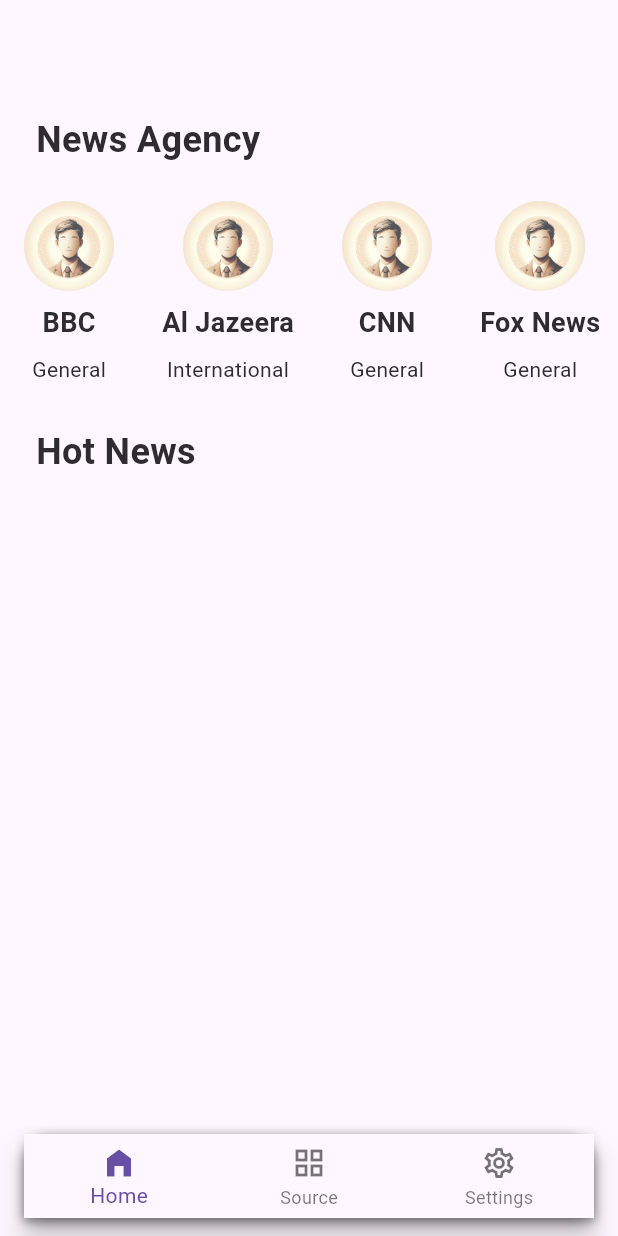
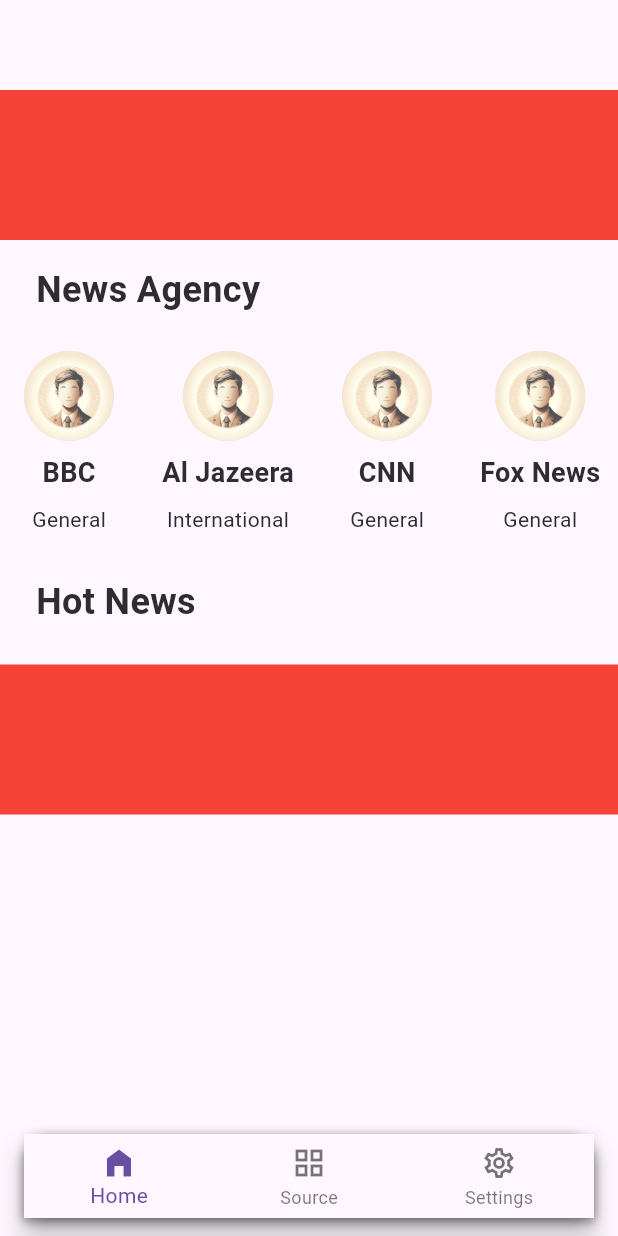
Before and after one commit to TotKto77/flutter_app_tasc, a Flutter app: the screen it shows after launch, on a phone screen of 412 x 824 dp. Run offline on Flutter 3.47's test engine with Material 3 defaults, Android fonts, the phone set to English and light mode, and no system bars; our stand-ins replace bloc, dio, flutter_bloc, pretty_dio_logger; generated files the repository leaves out were written again; network calls fail.

Commit message:
Dio not done yet

```diff
--- a/lib/common/repo/home_page_repo.dart
+++ b/lib/common/repo/home_page_repo.dart
@@ -1,6 +1,7 @@
 import 'package:dio/dio.dart';
 import 'package:flutter_app_tasc/common/networking/dio/dio_client.dart';
 import 'package:flutter_app_tasc/common/networking/dio/dio_exception.dart';
+import 'package:flutter_app_tasc/logic/models/hot_news_response.dart';
 import 'package:flutter_app_tasc/logic/models/top_headlines_response.dart';
 
 class HomePageRepo {
@@ -23,7 +24,7 @@
     }
   }
 
-  Future<TopHeadlinesResponse> getHotNews() async {
+  Future<HotNewsResponse> getHotNews() async {
     try {
       final response = await dioClient.dio.get('q=sortBy=popularitys');
 
@@ -31,7 +32,7 @@
 
       print('DataJson $dataJson');
 
-      return TopHeadlinesResponse.fromJson(response.data);
+      return HotNewsResponse.fromJson(response.data);
     } on DioException catch (e) {
       final errorMessage = DioExceptions.fromDioError(e).toString();
       throw errorMessage;
--- a/lib/logic/models/hot_news_response.dart
+++ b/lib/logic/models/hot_news_response.dart
@@ -1,20 +1,20 @@
 class HotNewsResponse {
-  final List<Article>? hotnewsList;
+  final List<HotArticles>? articles;
 
   HotNewsResponse({
-    this.hotnewsList,
+    this.articles,
   });
 
   HotNewsResponse.fromJson(Map<String, dynamic> json)
-      : hotnewsList = (json['hotnewsList'] as List?)
-            ?.map((e) => Article.fromJson(e as Map<String, dynamic>))
+      : articles = (json['articles'] as List?)
+            ?.map((e) => HotArticles.fromJson(e as Map<String, dynamic>))
             .toList();
 
   Map<String, dynamic> toJson() =>
-      {'hotnewsList': hotnewsList?.map((e) => e.toJson()).toList()};
+      {'articles': articles?.map((e) => e.toJson()).toList()};
 }
 
-class Article {
+class HotArticles {
   final Source? source;
   final String? author;
   final String? title;
@@ -24,7 +24,7 @@
   final String? publishedAt;
   final String? content;
 
-  Article({
+  HotArticles({
     this.source,
     this.author,
     this.title,
@@ -35,7 +35,7 @@
     this.content,
   });
 
-  Article.fromJson(Map<String, dynamic> json)
+  HotArticles.fromJson(Map<String, dynamic> json)
       : source = (json['source'] as Map<String, dynamic>?) != null
             ? Source.fromJson(json['source'] as Map<String, dynamic>)
             : null,
--- a/lib/screens/home_sceen/bloc/home_page_bloc.dart
+++ b/lib/screens/home_sceen/bloc/home_page_bloc.dart
@@ -1,5 +1,6 @@
 import 'package:bloc/bloc.dart';
 import 'package:flutter_app_tasc/common/repo/home_page_repo.dart';
+import 'package:flutter_app_tasc/logic/models/hot_news_response.dart';
 import 'package:flutter_app_tasc/logic/models/top_headlines_response.dart';
 import 'package:meta/meta.dart';
 
@@ -20,7 +21,7 @@
 
         emit(HomePageLoadData(
           articlesList: articlesList.articles ?? [],
-          hotnewsList: articlesList.articles ?? [],
+          hotnewsList: hotnewsList.articles ?? [],
           // source list
         ));
       } catch (e) {
--- a/lib/screens/home_sceen/bloc/home_page_state.dart
+++ b/lib/screens/home_sceen/bloc/home_page_state.dart
@@ -9,10 +9,10 @@
 
 final class HomePageLoadData extends HomePageState {
   final List<Article> articlesList;
-  final List<Article> hotnewsList;
+  final List<HotArticles>? hotnewsList;
 // final Liust,Sources> listspurces;
 
-  HomePageLoadData({required this.articlesList, required this.hotnewsList
+  HomePageLoadData({required this.articlesList, this.hotnewsList
       // sources
       });
 }
--- a/lib/screens/home_sceen/home_screen.dart
+++ b/lib/screens/home_sceen/home_screen.dart
@@ -42,10 +42,12 @@
               ],
               if (state is HomePageError)
                 //TODO add placeholder for error
-                Container(
+                SliverToBoxAdapter(
+                  child: Container(
                     width: 100,
                     height: 100,
                     color: Colors.red,
+                  ),
                 ),
               SliverPadding(
                 padding: const EdgeInsets.fromLTRB(24, 16, 25, 8),
@@ -77,7 +79,7 @@
                 const SliverToBoxAdapter(child: CircularProgressIndicator()),
               if (state is HomePageLoadData) ...[
                 GridHotNews(
-                  hotNewsList: state.hotnewsList,
+                  hotnewsList: state.hotnewsList,
                   themeProvider: themeProvider,
                 ),
 
@@ -85,10 +87,12 @@
               ],
               if (state is HomePageError)
                 //TODO add placeholder for error
-                Container(
+                SliverToBoxAdapter(
+                  child: Container(
                     width: 100,
                     height: 100,
                     color: Colors.red,
+                  ),
                 ),
             ],
           );
```
Also changed, not shown: lib/screens/home_sceen/components/greed_of_hot_nwes.dart (+13 -4 lines). Lines whose indentation alone changed are shown as unchanged.
